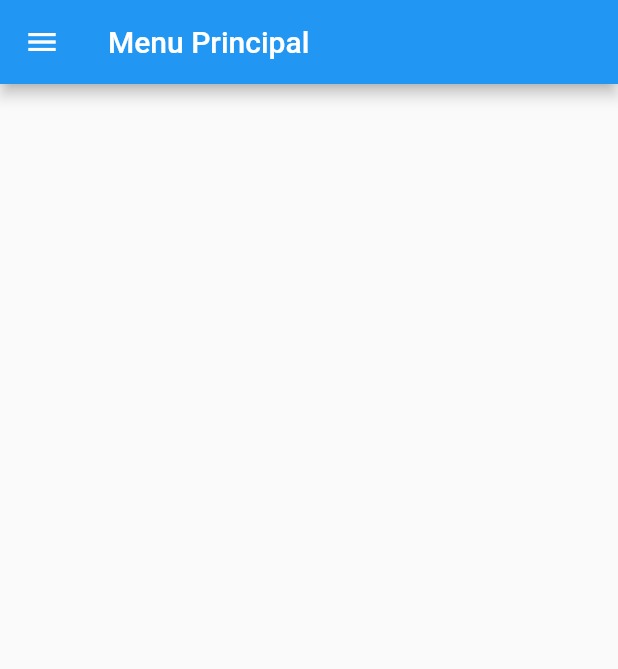
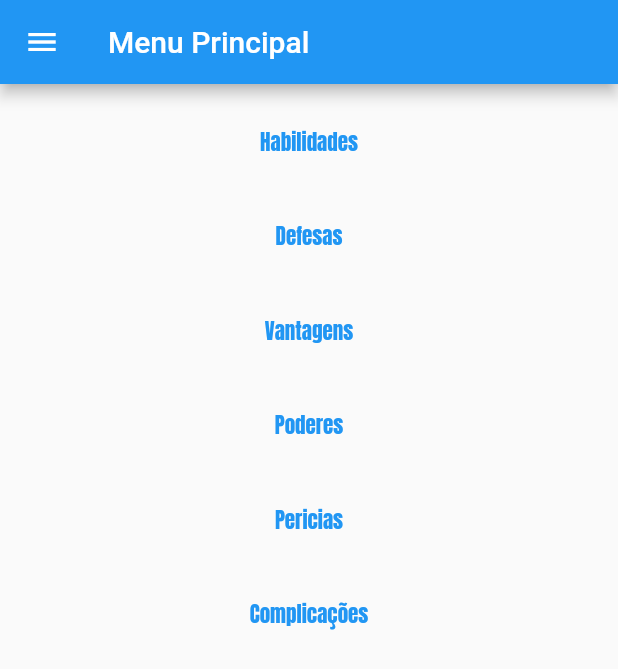
Before and after one commit to B0yEditi0n/FabricaDoMultiverso, a Flutter app: the homePage screen opened by its route, on a phone screen of 412 x 824 dp. Shown: the top 669 px of the screen. Run offline on Flutter 3.47's test engine with Material 2 defaults, Android fonts, the phone set to English and light mode, and no system bars; our stand-ins replace firebase_core; accounts and stored records are empty.

Commit message:
Adicionada Rota e Flonta Anton

```diff
--- a/lib/backend/homeScript.dart
+++ b/lib/backend/homeScript.dart
@@ -3,6 +3,38 @@ import 'package:flutter/material.dart';
 class homeScript {
 
   inicializacao(context){
-    return (Navigator.pushReplacementNamed(context, '/loginTela'));
+    // return (Navigator.pushReplacementNamed(context, '/loginTela'));
+  }
+  wdgButtonStyle(){
+
+
+
+  }
+  wdgButton(String txtTitle){
+    return(
+      Container(
+        child:
+        Padding(
+          padding: const EdgeInsets.fromLTRB(0,15,0,0),
+          child: SizedBox(
+            child:
+              TextButton(
+                style: const ButtonStyle(),
+                child:
+                Text(
+                  style: const TextStyle(
+                    fontFamily: 'Anton',
+                    ),//wdgButtonStyle(),
+                  txtTitle
+                  ),
+                onPressed: (){
+
+                },
+                ),
+
+          ),
+        ),
+      )
+    );
   }
 }
--- a/lib/home.dart
+++ b/lib/home.dart
@@ -1,3 +1,5 @@
+import 'dart:io';
+
 import 'package:flutter/material.dart';
 
 import './backend/homeScript.dart';
@@ -8,7 +10,7 @@ class homePage extends StatefulWidget {
 }
 
 class homeTela extends State<homePage>{
-  var clhome = new homeScript();
+  var clhome = homeScript();
 
   @override
   Widget build(BuildContext context){
@@ -20,9 +22,17 @@ class homeTela extends State<homePage>{
         title: Text('Menu Principal'),
                     ),
       drawer: Container(color: Colors.red, ),
-
-      body: Container(
-
+      body: Center(
+        child: Column(
+          children: <Widget> [
+            clhome.wdgButton('Habilidades'),
+            clhome.wdgButton('Defesas'),
+            clhome.wdgButton('Vantagens'),
+            clhome.wdgButton('Poderes'),
+            clhome.wdgButton('Pericias'),
+            clhome.wdgButton('Complicações'),
+          ],
+        )
       ),
     );
   }
```
Also changed, not shown: lib/backend/loginScript.dart (+7 -5 lines), lib/login.dart (+12 -4 lines), pubspec.yaml (+8 -0 lines), assets/fonts/Anton-Regular.ttf (added), assets/fonts/Arimo/Arimo-Bold.ttf (added), assets/fonts/Arimo/Arimo-BoldItalic.ttf (added), assets/fonts/Arimo/Arimo-Italic-VariableFont_wght.ttf (added), assets/fonts/Arimo/Arimo-Italic.ttf (added), assets/fonts/Arimo/Arimo-Medium.ttf (added), assets/fonts/Arimo/Arimo-MediumItalic.ttf (added), assets/fonts/Arimo/Arimo-Regular.ttf (added), assets/fonts/Arimo/Arimo-SemiBold.ttf (added), assets/fonts/Arimo/Arimo-SemiBoldItalic.ttf (added), assets/fonts/Arimo/Arimo-VariableFont_wght.ttf (added).
